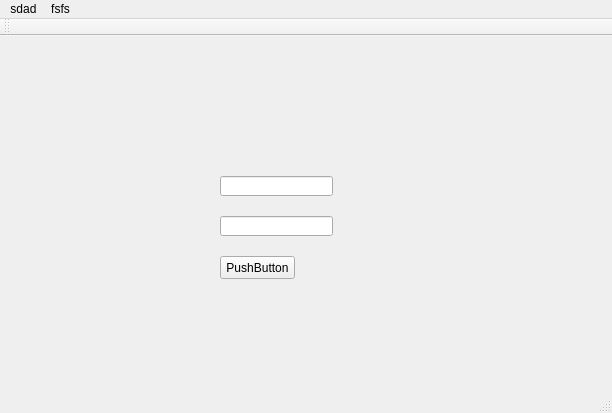
This is Projekt/Projekt/projekt.ui in Fytyny/Projekt as Qt 5 draws it before an edit. The edited form follows.
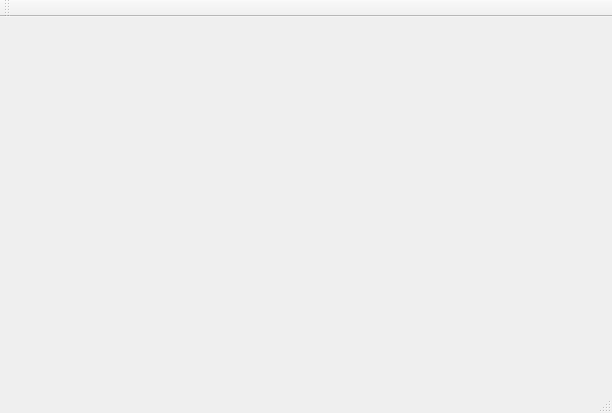
This is the edited form.

Commit message: Window Projekt is now true main window, created log in widget.

Diff of the .ui file:
```diff
--- a/Projekt/Projekt/projekt.ui
+++ b/Projekt/Projekt/projekt.ui
@@ -13,41 +13,7 @@
   <property name="windowTitle">
    <string>Projekt</string>
   </property>
-  <widget class="QWidget" name="centralWidget">
-   <widget class="QLineEdit" name="lineEdit">
-    <property name="geometry">
-     <rect>
-      <x>220</x>
-      <y>140</y>
-      <width>113</width>
-      <height>20</height>
-     </rect>
-    </property>
-   </widget>
-   <widget class="QLineEdit" name="lineEdit_2">
-    <property name="geometry">
-     <rect>
-      <x>220</x>
-      <y>180</y>
-      <width>113</width>
-      <height>20</height>
-     </rect>
-    </property>
-   </widget>
-   <widget class="QPushButton" name="pushButton">
-    <property name="geometry">
-     <rect>
-      <x>220</x>
-      <y>220</y>
-      <width>75</width>
-      <height>23</height>
-     </rect>
-    </property>
-    <property name="text">
-     <string>PushButton</string>
-    </property>
-   </widget>
-  </widget>
+  <widget class="QWidget" name="centralWidget"/>
   <widget class="QMenuBar" name="menuBar">
    <property name="geometry">
     <rect>
@@ -57,20 +23,6 @@
      <height>21</height>
     </rect>
    </property>
-   <widget class="QMenu" name="menuSdad">
-    <property name="title">
-     <string>sdad</string>
-    </property>
-    <addaction name="actionAsfasf"/>
-   </widget>
-   <widget class="QMenu" name="menuFsfs">
-    <property name="title">
-     <string>fsfs</string>
-    </property>
-    <addaction name="actionSdad"/>
-   </widget>
-   <addaction name="menuSdad"/>
-   <addaction name="menuFsfs"/>
   </widget>
   <widget class="QToolBar" name="mainToolBar">
    <attribute name="toolBarArea">
```
Left out of the diff: 19 changed lines with no effect on the pictures. The commit also changes 20 other files.
